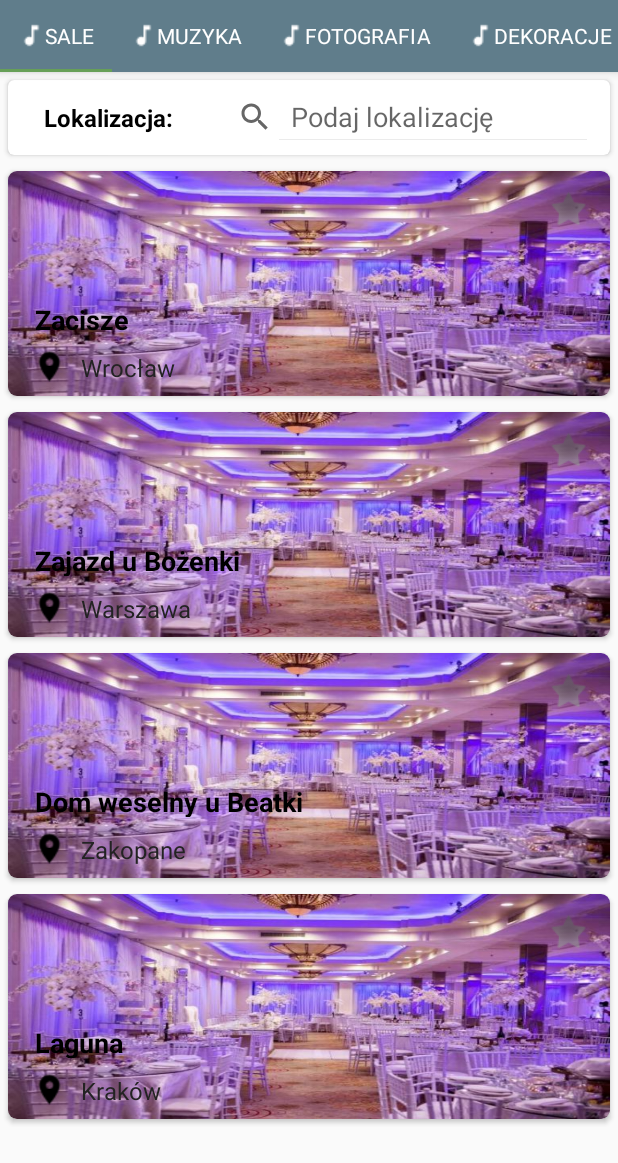
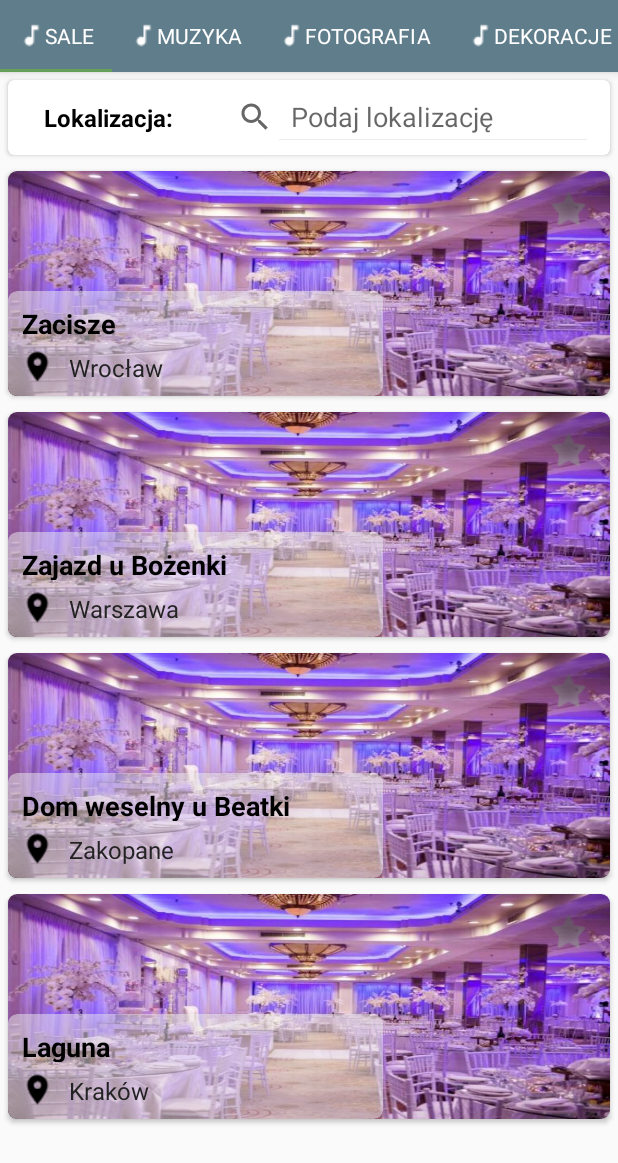
Before and after one commit to Robertow17/ZPI, an Android app: the screen it shows after launch (SearcherActivity), after a tap on an icon or button, on a phone screen of 412 x 824 dp. Shown: the top 1163 px of the screen. Run offline under Robolectric (Android 15) with nearby library versions, the phone set to English and light mode, and no system bars.

Commit message:
[szukaj uslugi] niewidoczne opisy w liscie uslug

```diff
--- a/app/src/main/res/layout/searcher_recyclerview_item.xml
+++ b/app/src/main/res/layout/searcher_recyclerview_item.xml
@@ -30,51 +30,65 @@
 
         </android.support.v4.view.ViewPager>
 
+
+        <android.support.v7.widget.CardView
+            android:id="@+id/cardView"
+            android:layout_width="250dp"
+            card_view:cardElevation="0dp"
+            android:layout_height="70dp"
+            card_view:cardBackgroundColor="#80F0F0F0"
+            card_view:cardCornerRadius="6dp"
+            card_view:cardPreventCornerOverlap="false"
+            card_view:layout_constraintBottom_toBottomOf="@+id/viewpager"
+            card_view:layout_constraintStart_toStartOf="@+id/viewpager">
+
+            <android.support.constraint.ConstraintLayout
+                android:layout_width="match_parent"
+                android:layout_height="match_parent">
+
+
                 <TextView
                     android:id="@+id/name"
-            android:layout_width="285dp"
+                    android:layout_width="wrap_content"
                     android:layout_height="25dp"
+
                     android:layout_marginStart="8dp"
-
-            android:layout_marginEnd="8dp"
-            android:layout_marginBottom="8dp"
+                    android:layout_marginTop="8dp"
                     android:padding="1dp"
                     android:text="@string/name"
                     android:textColor="@android:color/background_dark"
                     android:textSize="18sp"
                     android:textStyle="bold"
-            card_view:layout_constraintBottom_toTopOf="@+id/localization"
-            card_view:layout_constraintEnd_toEndOf="parent"
-            card_view:layout_constraintHorizontal_bias="0.085"
-            card_view:layout_constraintStart_toStartOf="parent" />
+                    card_view:layout_constraintStart_toStartOf="parent"
+                    card_view:layout_constraintTop_toTopOf="parent" />
 
                 <TextView
                     android:id="@+id/localization"
-            android:layout_width="267dp"
+                    android:layout_width="wrap_content"
                     android:layout_height="23dp"
 
                     android:layout_marginStart="8dp"
-            android:layout_marginEnd="8dp"
                     android:layout_marginBottom="8dp"
                     android:padding="1dp"
                     android:text="@string/localization"
                     android:textColor="#232323"
                     android:textSize="16sp"
-            card_view:layout_constraintBottom_toBottomOf="@+id/viewpager"
-            card_view:layout_constraintEnd_toEndOf="parent"
-            card_view:layout_constraintHorizontal_bias="0.0"
+                    card_view:layout_constraintBottom_toBottomOf="parent"
                     card_view:layout_constraintStart_toEndOf="@+id/localizationIcon" />
 
                 <ImageView
                     android:id="@+id/localizationIcon"
                     android:layout_width="23dp"
                     android:layout_height="23dp"
-            android:layout_marginStart="16dp"
+                    android:layout_marginStart="8dp"
                     android:layout_marginBottom="8dp"
                     android:contentDescription="TODO"
                     card_view:layout_constraintBottom_toBottomOf="parent"
                     card_view:layout_constraintStart_toStartOf="parent"
                     card_view:srcCompat="@drawable/localization" />
+            </android.support.constraint.ConstraintLayout>
+
+        </android.support.v7.widget.CardView>
 
         <ImageView
             android:id="@+id/star"
```
Lines whose indentation alone changed are shown as unchanged.
